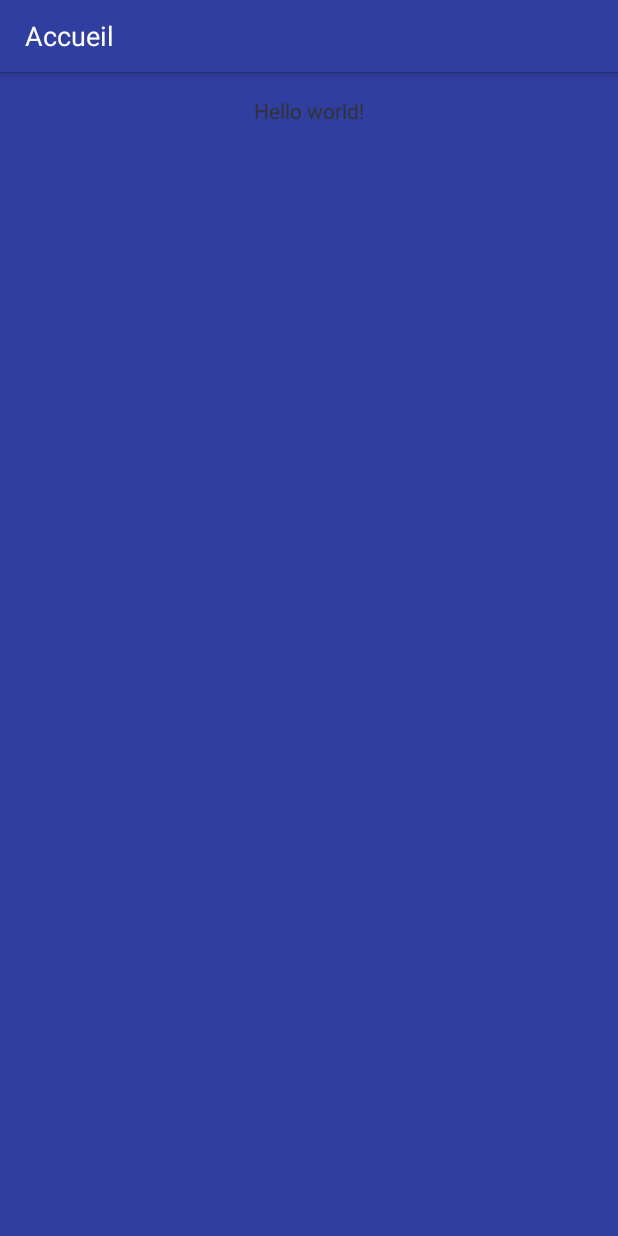
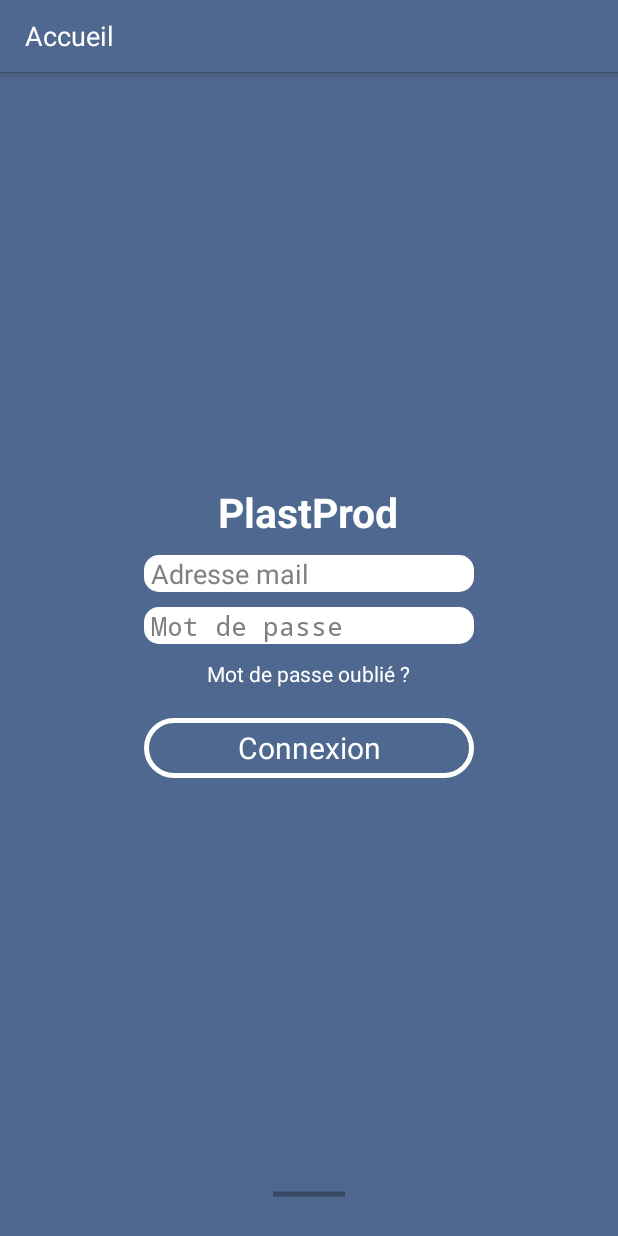
Before and after one commit to hbrisson/ApplicationBase, an Android app: the layout activity_authentification.xml on its own in the app's theme, with its tools: preview values and no code run, on a phone screen of 412 x 824 dp. Run offline under Robolectric (Android 15) with nearby library versions, the phone set to English and light mode, and no system bars.

```diff
--- a/app/build.gradle
+++ b/app/build.gradle
@@ -32,4 +32,5 @@ dependencies {
         exclude group: 'com.google.android', module: 'support-v4'
     }
     compile fileTree(dir: 'libs', include: ['*.jar'])
+    compile files('libs/greendao-1.3.7.jar')
 }
--- /dev/null
+++ b/app/src/main/res/drawable/button.xml
@@ -0,0 +1,5 @@
+<?xml version="1.0" encoding="utf-8"?>
+<selector xmlns:android="http://schemas.android.com/apk/res/android">
+    <item android:drawable="@drawable/button_press" android:state_pressed="true" />
+    <item android:drawable="@drawable/button_default" />
+</selector>
--- /dev/null
+++ b/app/src/main/res/drawable/button_default.xml
@@ -0,0 +1,18 @@
+<?xml version="1.0" encoding="utf-8"?>
+
+<shape xmlns:android="http://schemas.android.com/apk/res/android"
+    android:shape="rectangle">
+    <corners android:radius="130dp" />
+    <solid android:color="@color/button_color" />
+    <padding
+        android:bottom="0dp"
+        android:left="0dp"
+        android:right="0dp"
+        android:top="0dp" />
+    <size
+        android:width="270dp"
+        android:height="60dp" />
+    <stroke
+        android:width="3dp"
+        android:color="#FFFFFF" />
+</shape>
--- /dev/null
+++ b/app/src/main/res/drawable/button_press.xml
@@ -0,0 +1,18 @@
+<?xml version="1.0" encoding="utf-8"?>
+
+<shape xmlns:android="http://schemas.android.com/apk/res/android"
+    android:shape="rectangle">
+    <corners android:radius="130dp" />
+    <solid android:color="@color/button_pressed_color" />
+    <padding
+        android:bottom="0dp"
+        android:left="0dp"
+        android:right="0dp"
+        android:top="0dp" />
+    <size
+        android:width="270dp"
+        android:height="60dp" />
+    <stroke
+        android:width="3dp"
+        android:color="#FFFFFF" />
+</shape>
--- /dev/null
+++ b/app/src/main/res/drawable/edittextshape.xml
@@ -0,0 +1,19 @@
+<shape xmlns:android="http://schemas.android.com/apk/res/android"
+    android:padding="10dp"
+    android:shape="rectangle" >
+
+    <solid android:color="#FFFFFF" />
+
+    <corners
+        android:bottomLeftRadius="10dp"
+        android:bottomRightRadius="10dp"
+        android:topLeftRadius="10dp"
+        android:topRightRadius="10dp" />
+    <padding
+        android:left="5dp"
+        android:top="0dp"
+        android:right="5dp"
+        android:bottom="0dp"
+        />
+
+</shape>
--- a/app/src/main/res/layout/activity_authentification.xml
+++ b/app/src/main/res/layout/activity_authentification.xml
@@ -2,18 +2,78 @@
     xmlns:tools="http://schemas.android.com/tools"
     android:layout_width="match_parent"
     android:layout_height="match_parent"
-    android:paddingBottom="@dimen/activity_vertical_margin"
-    android:paddingLeft="@dimen/activity_horizontal_margin"
-    android:paddingRight="@dimen/activity_horizontal_margin"
-    android:paddingTop="@dimen/activity_vertical_margin"
-    tools:context=".AuthentificationActivity"
-    android:background="@color/actionbar_color">
+    android:background="@color/default_color"
+    tools:context=".AuthentificationActivity">
 
-    <TextView
+
+    <LinearLayout
+        android:id="@+id/form"
         android:layout_width="wrap_content"
         android:layout_height="wrap_content"
-        android:text="@string/hello_world"
-        android:layout_alignParentTop="true"
-        android:layout_centerHorizontal="true" />
+        android:layout_centerInParent="true"
+        android:orientation="vertical"
+        android:paddingBottom="30dp">
+
+        <TextView
+            android:id="@+id/titleBrand"
+            android:layout_width="wrap_content"
+            android:layout_height="wrap_content"
+            android:layout_gravity="center"
+            android:text="@string/title"
+            android:textColor="@android:color/white"
+            android:textSize="27sp"
+            android:textStyle="bold" />
+
+        <EditText
+            android:id="@+id/mailEdit"
+            android:layout_width="220dp"
+            android:layout_height="wrap_content"
+            android:layout_marginTop="10dp"
+            android:background="@drawable/edittextshape"
+            android:ems="10"
+            android:hint="@string/mail"
+            android:inputType="textEmailAddress"
+            android:textColorHighlight="@android:color/white" />
+
+        <EditText
+            android:id="@+id/passwordEdit"
+            android:layout_width="220dp"
+            android:layout_height="wrap_content"
+            android:layout_marginTop="10dp"
+            android:background="@drawable/edittextshape"
+            android:ems="10"
+            android:hint="@string/password"
+            android:inputType="textPassword"
+            android:textColorHighlight="@android:color/white" />
+
+        <TextView
+            android:id="@+id/forgotText"
+            android:layout_width="wrap_content"
+            android:layout_height="wrap_content"
+            android:layout_gravity="center"
+            android:layout_marginTop="10dp"
+            android:text="@string/forgot_password"
+            android:textColor="@android:color/white" />
+
+        <Button
+            android:id="@+id/connectButton"
+            android:layout_width="220dp"
+            android:layout_height="40dp"
+            android:layout_marginTop="20dp"
+            android:background="@drawable/button"
+            android:text="@string/connection"
+            android:textColor="#FFFFFF"
+            android:textSize="20sp" />
+
+    </LinearLayout>
+
+    <ProgressBar
+        android:id="@+id/progressBar"
+        style="?android:attr/progressBarStyleHorizontal"
+        android:layout_width="wrap_content"
+        android:layout_height="wrap_content"
+        android:layout_alignParentBottom="true"
+        android:layout_centerHorizontal="true"
+        android:layout_marginBottom="20dp" />
 
 </RelativeLayout>
--- a/app/src/main/res/layout/drawer_list_item.xml
+++ b/app/src/main/res/layout/drawer_list_item.xml
@@ -2,7 +2,7 @@
 <RelativeLayout xmlns:android="http://schemas.android.com/apk/res/android"
     android:layout_width="match_parent"
     android:layout_height="48dp"
-    android:background="@android:color/darker_gray">
+    android:background="@android:color/white">
 
     <ImageView
         android:id="@+id/icon"
--- a/app/src/main/res/values/color.xml
+++ b/app/src/main/res/values/color.xml
@@ -1,4 +1,6 @@
 <?xml version="1.0" encoding="utf-8"?>
 <resources>
-    <color name="actionbar_color">#303f9f</color>
+    <color name="default_color">#4F688F</color>
+    <color name="button_color">#4F688F</color>
+    <color name="button_pressed_color">#8DA6CD</color>
 </resources>
--- a/app/src/main/res/values/strings.xml
+++ b/app/src/main/res/values/strings.xml
@@ -2,17 +2,21 @@
 <resources>
 
     <string name="app_name">ApplicationBase</string>
-    <string name="hello_world">Hello world!</string>
+    <string name="title">PlastProd</string>
     <string name="action_settings">Settings</string>
     <string name="app_description">Android drawer icon with material design animation</string>
     <string name="drawer_open">drawer_open</string>
     <string name="home">Accueil</string>
     <string name="drawer_close">drawer_close</string>
+    <string name="forgot_password">Mot de passe oublié ?</string>
+    <string name="mail">Adresse mail</string>
+    <string name="password">Mot de passe</string>
+    <string name="connection">Connexion</string>
 
     <!-- Nav Drawer Menu Items -->
     <string-array name="nav_drawer_items">
-        <item >Accueil</item>
-        <item >Mon compte</item>
+        <item>Accueil</item>
+        <item>Mon compte</item>
     </string-array>
 
     <!-- Nav Drawer List Item Icons -->
--- a/app/src/main/res/values/styles.xml
+++ b/app/src/main/res/values/styles.xml
@@ -5,7 +5,7 @@
     </style>
 
     <style name="ActionBar" parent="android:Widget.ActionBar">
-        <item name="android:background">@color/actionbar_color</item>
+        <item name="android:background">@color/default_color</item>
         <item name="android:icon">@android:color/transparent</item>
         <item name="android:titleTextStyle">@style/ActionBar.TitleText</item>
     </style>
```
Also changed, not shown: app/src/main/AndroidManifest.xml (+5 -5 lines), app/src/main/java/com/hbrisson/applicationbase/LoginActivity.java (+21 -3 lines), app/src/main/java/com/hbrisson/applicationbase/adapter/navDrawerListAdapter.java (+9 -3 lines), app/src/main/java/com/hbrisson/applicationbase/database/helper/UserHelper.java (added, +51 -0 lines), app/src/main/java/com/hbrisson/applicationbase/database/model/UserDAO.java (added, +162 -0 lines), app/src/main/java/com/hbrisson/applicationbase/entites/User.java (added, +74 -0 lines), 1 other file.
